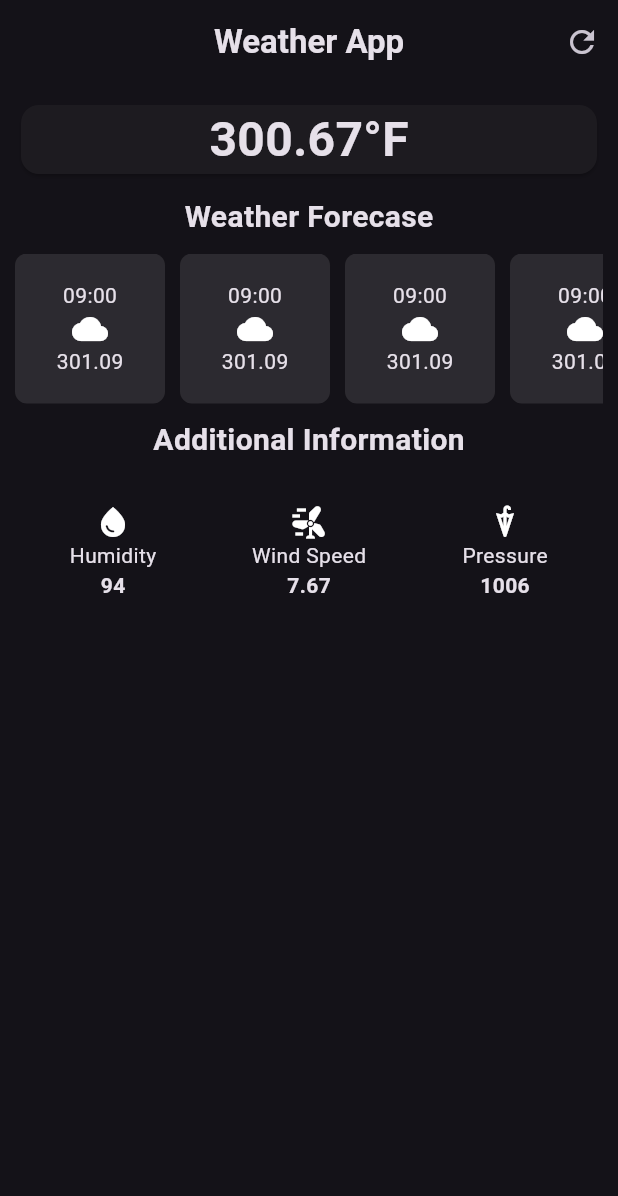
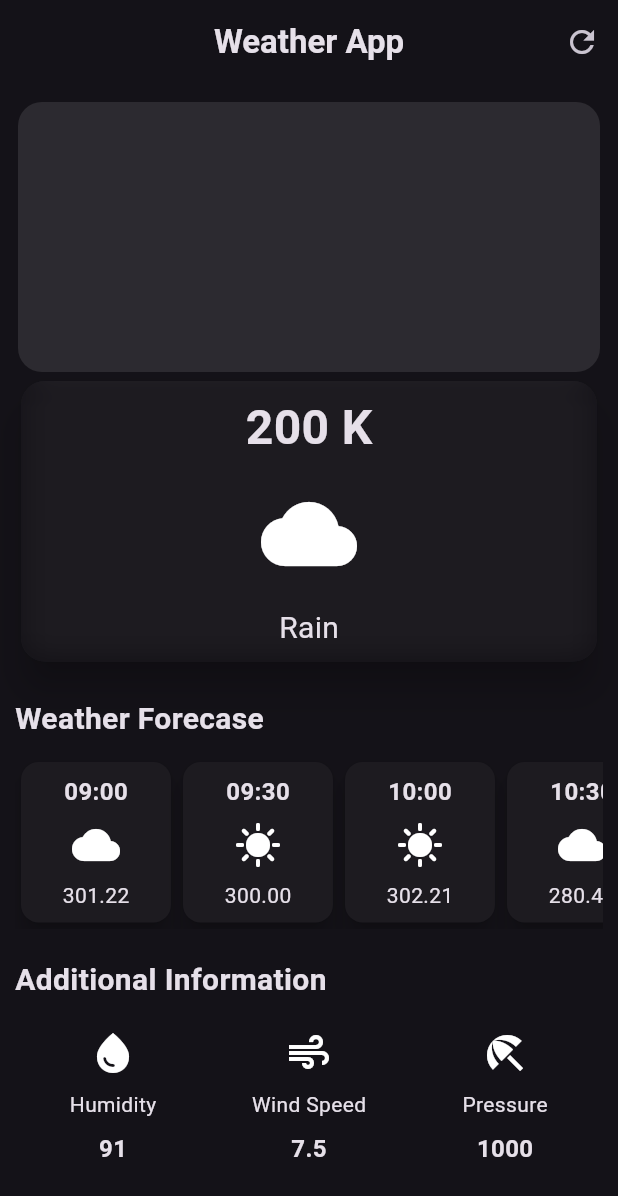
Before and after one commit to THSPSS/weather_app, a Flutter app: the screen it shows after launch, on a phone screen of 412 x 824 dp. Shown: the top 1196 px of the screen. Run offline on Flutter 3.47's test engine with Material 3 defaults, Android fonts, the phone set to English and light mode, and no system bars; network calls fail.

Commit message:
update progress with loading shimmer effect

```diff
--- /dev/null
+++ b/lib/additional_info_item.dart
@@ -0,0 +1,36 @@
+import 'package:flutter/material.dart';
+
+class AdditionalInfoItme extends StatelessWidget {
+  final IconData icon;
+  final String label;
+  final String value;
+  const AdditionalInfoItme({
+    super.key,
+    required this.icon,
+    required this.label,
+    required this.value
+    });
+
+  @override
+  Widget build(BuildContext context) {
+    return SizedBox(
+            width: 100,
+            child: Padding(
+              padding: const EdgeInsets.all(8.0),
+              child: Column(
+              mainAxisAlignment: MainAxisAlignment.center,
+              children: [
+                Icon(icon , size: 32),
+                const SizedBox(height: 8,),
+                Text(label),
+                const SizedBox(height: 8,),
+                Text(value,
+                style: const TextStyle(
+                  fontSize: 16,
+                  fontWeight: FontWeight.bold
+                  ))
+              ],),
+            ),
+           );
+  }
+}
--- /dev/null
+++ b/lib/hourly_forecase_itme.dart
@@ -0,0 +1,40 @@
+
+import 'package:flutter/material.dart';
+
+class HourlyForecaseItem extends StatelessWidget {
+  final String time;
+  final IconData icon;
+  final String temperature;
+  const HourlyForecaseItem({
+    super.key,
+    required this.time,
+    required this.icon,
+    required this.temperature
+    });
+
+  @override
+  Widget build(BuildContext context) {
+    return Card(
+                  elevation: 6,
+                  child: Container(
+                    width: 100,
+                    decoration: BoxDecoration(
+                      borderRadius: BorderRadius.circular(12)
+                    ),
+                    padding: const EdgeInsets.all(8.0),
+                    child: Column(
+                      mainAxisAlignment: MainAxisAlignment.center,
+                      children: [
+                        Text(time,
+                        style : const TextStyle(fontSize: 16.0 , fontWeight: FontWeight.bold)
+                        ),
+                        const SizedBox(height: 8,),
+                        Icon(icon , size: 32),
+                        const SizedBox(height: 8,),
+                        Text(temperature,
+                        style : const TextStyle(fontSize: 14.0)
+                        ),
+                    ],),
+                  ),
+                  );}
+}
--- /dev/null
+++ b/lib/secrets.dart
@@ -0,0 +1 @@
+const openWeatherAPIKey = '5e65f82e57d6f3a3c737d811e890bc48';
--- a/lib/weather_screen.dart
+++ b/lib/weather_screen.dart
@@ -1,9 +1,43 @@
-import 'package:flutter/cupertino.dart';
+import 'dart:convert';
+import 'dart:ui';
 import 'package:flutter/material.dart';
 import 'package:flutter/widgets.dart';
+import 'package:weather_app/additional_info_item.dart';
+import 'package:weather_app/hourly_forecase_itme.dart';
+import 'package:http/http.dart' as http;
+import 'package:weather_app/secrets.dart';
 
-class WeatherScreen extends StatelessWidget {
+class WeatherScreen extends StatefulWidget {
   const WeatherScreen({super.key});
+
+  @override
+  State<WeatherScreen> createState() => _WeatherScreenState();
+}
+
+class _WeatherScreenState extends State<WeatherScreen> {
+
+
+  Future getCurrentWeather() async {
+    try {
+      String lat = '35.891621';
+      String lon = '128.619415';
+      final result = await http.get(
+      Uri.parse('https://api.openweathermap.org/data/3.0/onecall?lat=$lat&lon=$lon&appid=$openWeatherAPIKey')
+      );
+      final data = jsonDecode(result.body);
+      if(data['cod'].toString() != 'null') {
+        throw 'An unexpected error occured';
+      }
+      print('main weather ${data['current']['weather'][0]['main']}');
+      print('main weather description ${data['current']['weather'][0]['description']}');
+
+      return data;
+     } catch(e) {
+      throw e.toString();
+     }
+
+
+  }
 
   @override
   Widget build(BuildContext context) {
@@ -22,11 +56,34 @@ class WeatherScreen extends StatelessWidget {
             icon: const Icon(Icons.refresh))
         ],
       ),
-      body: Padding(
+      body: FutureBuilder(
+        future: getCurrentWeather(),
+        builder: (context , snapshot) {
+          print('snapshot $snapshot');
+          print(snapshot.runtimeType);
+          //snapshot catches the state of future function (in this case get Current Weather)
+          if(snapshot.connectionState == ConnectionState.waiting) {
+            //instead of showing CircularProgressIndicator
+            //showing shimmer loading animation
+            return const Center(child: CircularProgressIndicator());
+          }
+          return Padding(
           padding: const EdgeInsets.all(10.0),
           child: Column(
-          // crossAxisAlignment: CrossAxisAlignment.start,
+            //set text titles to positioned from start
+            crossAxisAlignment: CrossAxisAlignment.start,
             children: [
+              Padding(
+                padding: const EdgeInsets.all(2.0),
+                child: Container(
+                  width: double.infinity,
+                  height: 180,
+                  decoration: BoxDecoration(
+                    color: Colors.white10,
+                    borderRadius: BorderRadius.circular(16.0),
+                  ),
+                ),
+              ),
               //using placeholder , fallbackheight : if widget does not have child than it takes fallbackheight
               // Container(
               //   padding: const EdgeInsetsDirectional.all(20.0),
@@ -49,102 +106,59 @@ class WeatherScreen extends StatelessWidget {
               //     ],
               //   ),
               // ),
-            Container(
+              SizedBox(
                 width: double.infinity,
-              child: const Card(
+                child: Card(
+                  elevation: 10,
+                  shape: RoundedRectangleBorder(
+                    borderRadius: BorderRadius.circular(16.0)
+                  ),
+                  child: ClipRRect(
+                    borderRadius: BorderRadius.circular(16),
+                    child: BackdropFilter(
+                      filter: ImageFilter.blur(sigmaX : 10 , sigmaY: 10),
+                      child: Padding(
+                        padding: const EdgeInsets.all(8.0),
                         child: Column(
                           children: [
-                     Text('300.67°F',
-                     style : TextStyle(fontSize: 32 , fontWeight: FontWeight.bold)
+                             Text(
+                              '200 K' ,
+                              style : const TextStyle(fontSize: 32 , fontWeight: FontWeight.bold)
+                             ),
+                             const SizedBox(height: 16,),
+                             Icon(Icons.cloud , size : 64),
+                             const SizedBox(height: 16,),
+                             Text('Rain',
+                             style : TextStyle(fontSize: 20)
                              ),
                         ],),
                       ),
                     ),
-            const SizedBox(height: 10.0,),
+                  ),
+                ),
+              ),
+              const SizedBox(height: 20.0,),
               //weather forecase section
-            const Text('Weather Forecase',
+              const Text(
+                'Weather Forecase',
                   style: TextStyle(
                     fontSize: 20.0,
                     fontWeight: FontWeight.bold,
                   )
               ),
               const SizedBox(height: 10.0,),
-            SingleChildScrollView(
+              const SingleChildScrollView(
                 scrollDirection: Axis.horizontal,
                 child: Row(
                   children: [
-                Container(width: 100, height: 100,
-                decoration: BoxDecoration(
-                  borderRadius: BorderRadius.circular(8.0),
-                  color: Colors.white10,
-                  )
-                ,child: const Column(
-                  mainAxisAlignment: MainAxisAlignment.center,
-                  children: [
-                    Text('09:00'),
-                    Icon(Icons.cloud),
-                    Text('301.09')
+                  HourlyForecaseItem(time: '09:00' , icon: Icons.cloud , temperature: '301.22'),
+                  HourlyForecaseItem(time: '09:30' , icon: Icons.sunny , temperature: '300.00'),
+                  HourlyForecaseItem(time: '10:00' , icon: Icons.sunny , temperature: '302.21'),
+                  HourlyForecaseItem(time: '10:30' , icon: Icons.cloud , temperature: '280.43'),
+                  HourlyForecaseItem(time: '11:00' , icon: Icons.cloud , temperature: '300.32')
                 ],),
               ),
-                const SizedBox(width: 10.0,),
-                Container(width: 100, height: 100,
-                decoration: BoxDecoration(
-                  borderRadius: BorderRadius.circular(8.0),
-                  color: Colors.white10,
-                  )
-                ,child: const Column(
-                  mainAxisAlignment: MainAxisAlignment.center,
-                  children: [
-                    Text('09:00'),
-                    Icon(Icons.cloud),
-                    Text('301.09')
-                ],),
-                ),
-                const SizedBox(width: 10.0,),
-                Container(width: 100, height: 100,
-                decoration: BoxDecoration(
-                  borderRadius: BorderRadius.circular(8.0),
-                  color: Colors.white10,
-                  )
-                ,child: const Column(
-                  mainAxisAlignment: MainAxisAlignment.center,
-                  children: [
-                    Text('09:00'),
-                    Icon(Icons.cloud),
-                    Text('301.09')
-                ],),
-                ),
-                const SizedBox(width: 10.0,),
-                Container(width: 100, height: 100,
-                decoration: BoxDecoration(
-                  borderRadius: BorderRadius.circular(8.0),
-                  color: Colors.white10,
-                  )
-                ,child: const Column(
-                  mainAxisAlignment: MainAxisAlignment.center,
-                  children: [
-                    Text('09:00'),
-                    Icon(Icons.cloud),
-                    Text('301.09')
-                ],),
-                ),
-                const SizedBox(width: 10.0,),
-                      Container(width: 100, height: 100,
-                decoration: BoxDecoration(
-                  borderRadius: BorderRadius.circular(8.0),
-                  color: Colors.white10,
-                  )
-                ,child: const Column(
-                  mainAxisAlignment: MainAxisAlignment.center,
-                  children: [
-                    Text('09:00'),
-                    Icon(Icons.cloud),
-                    Text('301.09')
-                ],),
-                ),
-              ],),
-            ),
-            const SizedBox(height: 10.0,),
+              const SizedBox(height: 20.0,),
               //Additional Information
               const Text('Additional Information',
                   style: TextStyle(
@@ -156,43 +170,15 @@ class WeatherScreen extends StatelessWidget {
               const Row(
                 mainAxisAlignment: MainAxisAlignment.spaceAround,
                 children: [
-                SizedBox(
-                  width: 100,
-                  height: 100,
-                  child: Column(
-                  mainAxisAlignment: MainAxisAlignment.center,
-                  children: [
-                    Icon(Icons.water_drop),
-                    Text('Humidity'),
-                    Text('94', style: TextStyle(fontWeight: FontWeight.bold))
-                ],),
-                ),
-                SizedBox(
-                  width: 100,
-                  height: 100,
-                  child: Column(
-                  mainAxisAlignment: MainAxisAlignment.center,
-                  children: [
-                    Icon(Icons.wind_power),
-                    Text('Wind Speed'),
-                    Text('7.67' , style: TextStyle(fontWeight: FontWeight.bold))
-                ],),
-                ),
-                SizedBox(
-                  width: 100,
-                  height: 100,
-                  child: Column(
-                  mainAxisAlignment: MainAxisAlignment.center,
-                  children: [
-                    Icon(Icons.umbrella),
-                    Text('Pressure'),
-                    Text('1006' , style: TextStyle(fontWeight: FontWeight.bold))
-                ],),
-                ),
+                  AdditionalInfoItme(icon: Icons.water_drop, label: 'Humidity' , value: '91'),
+                  AdditionalInfoItme(icon: Icons.air, label: 'Wind Speed' , value: '7.5'),
+                  AdditionalInfoItme(icon: Icons.beach_access, label: 'Pressure' , value: '1000'),
                 ],
               ),
             ],
           ),
+        );
+        },
       )
     );
   }
--- a/pubspec.yaml
+++ b/pubspec.yaml
@@ -30,6 +30,7 @@ environment:
 dependencies:
   flutter:
     sdk: flutter
+  http: ^1.2.2
 
 
   # The following adds the Cupertino Icons font to your application.
```
Also changed, not shown: pubspec.lock. Lines whose indentation alone changed are shown as unchanged.
